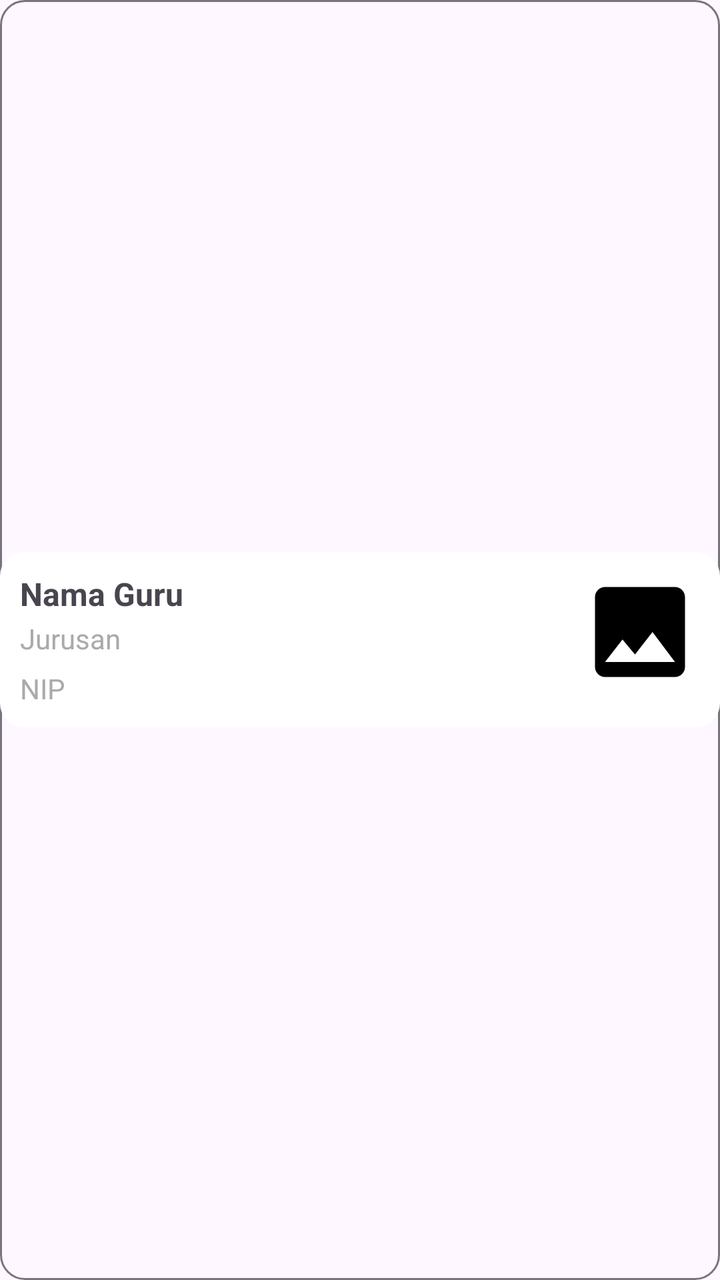
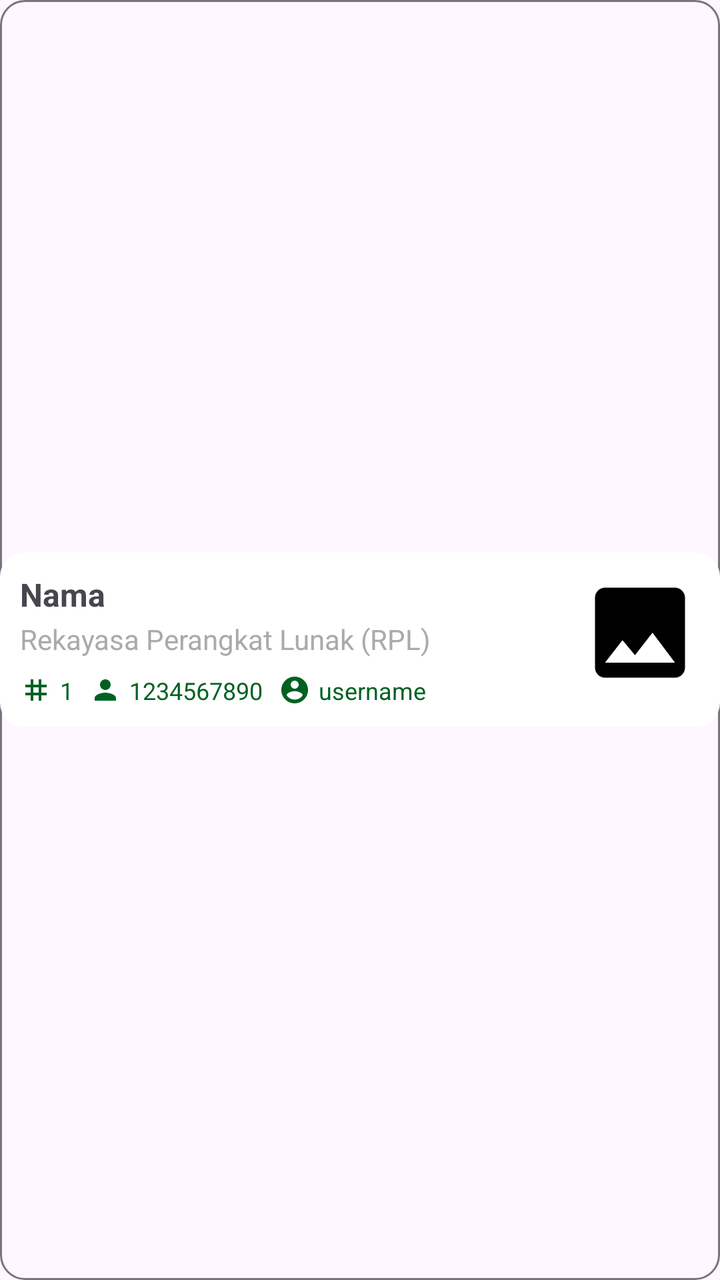

The first picture is an Android layout as it rendered before a commit; the second is the same layout after the commit. The layout source and the unified diff follow.
<!-- AndroidManifest.xml: application theme Theme.OrionAPP -->
<!-- res/layout/item_akun_guru.xml -->
<LinearLayout xmlns:android="http://schemas.android.com/apk/res/android"
    xmlns:tools="http://schemas.android.com/tools"
    android:layout_width="match_parent"
    android:layout_height="wrap_content"
    android:layout_marginBottom="8dp"
    android:background="@drawable/rounded_outline_3"
    android:elevation="8dp"
    android:gravity="center_vertical"
    android:orientation="horizontal">

    <LinearLayout
        android:layout_width="match_parent"
        android:layout_height="wrap_content"
        android:background="@drawable/rounded_ripple"
        android:orientation="vertical"
        android:padding="10dp">

        <LinearLayout
            android:layout_width="match_parent"
            android:layout_height="wrap_content"
            android:layout_weight="1"
            android:orientation="horizontal">

            <LinearLayout
                android:layout_width="0dp"
                android:layout_height="wrap_content"
                android:layout_weight="1"
                android:orientation="vertical">

                <TextView
                    android:id="@+id/titleText"
                    android:layout_width="wrap_content"
                    android:layout_height="wrap_content"
                    android:text="Nama Guru"
                    android:textSize="16sp"
                    android:textStyle="bold" />

                <TextView
                    android:id="@+id/descText"
                    android:layout_width="wrap_content"
                    android:layout_height="wrap_content"
                    android:layout_marginTop="2dp"
                    android:text="Jurusan"
                    android:textColor="@android:color/darker_gray"
                    android:textSize="14sp" />

                <LinearLayout
                    android:layout_width="wrap_content"
                    android:layout_height="wrap_content"
                    android:layout_marginTop="4dp"
                    android:orientation="horizontal">

                    <TextView
                        android:id="@+id/indexText"
                        android:layout_width="wrap_content"
                        android:layout_height="wrap_content"
                        android:layout_marginTop="2dp"
                        android:text="NIP"
                        android:textColor="@android:color/darker_gray"
                        android:textSize="14sp" />



                </LinearLayout>
            </LinearLayout>

            <ImageView
                android:id="@+id/iconImage"
                android:layout_width="60dp"
                android:layout_height="60dp"
                android:layout_marginStart="10dp"
                android:src="@drawable/ic_image_24"
                tools:tint="@android:color/darker_gray" />

        </LinearLayout>

    </LinearLayout>
</LinearLayout>
<!-- resources referenced by this layout -->
<resources>
  <!-- drawable ic_image_24 (drawable) -->
  <vector xmlns:android="http://schemas.android.com/apk/res/android" android:height="24dp" android:tint="#000000" android:viewportHeight="24" android:viewportWidth="24" android:width="24dp">
        
      <path android:fillColor="@android:color/white" android:pathData="M21,19V5c0,-1.1 -0.9,-2 -2,-2H5c-1.1,0 -2,0.9 -2,2v14c0,1.1 0.9,2 2,2h14c1.1,0 2,-0.9 2,-2zM8.5,13.5l2.5,3.01L14.5,12l4.5,6H5l3.5,-4.5z"/>
      
  </vector>
  <!-- drawable rounded_outline_3 (drawable) -->
  <?xml version="1.0" encoding="utf-8"?>
  <shape xmlns:android="http://schemas.android.com/apk/res/android"
      android:shape="rectangle">
  
      
      <corners android:radius="12dp" />
  
      
      <stroke
          android:width="1dp"
          android:color="?attr/colorOutline" />
  
  
  </shape>
  <color name="primary">#006122</color>
  <color name="white">#ffffff</color>
  <color name="background">#f5f5f5</color>
  <color name="text">#1E1E1E</color>
  <style name="OrionButton" parent="Widget.Material3.Button">
          <item name="android:backgroundTint">@color/primary</item>
          <item name="android:textColor">@color/white</item>
          <item name="android:layout_marginHorizontal">4px</item>
          <item name="android:buttonCornerRadius" tools:targetApi="p">12dp</item>
      </style>
  <style name="OrionTextTitle" parent="Widget.Material3.TextInputLayout.OutlinedBox">
          <item name="boxStrokeColor">@color/primary</item>
          <item name="hintTextColor">@color/primary</item>
          <item name="boxBackgroundMode">outline</item>
      </style>
  <color name="highlight_primary">#C0006122</color>
  <color name="error">#D00000</color>
  <style name="SearchViewStyle.White" parent="Widget.AppCompat.SearchView">
          
          <item name="searchHintIcon">@drawable/ic_search_24</item>
          <item name="cursorColor">@color/white</item>
          <item name="submitBackground">@android:color/white</item>
          <item name="android:textColorHint">@color/white</item>
          <item name="android:textColor">@color/white</item>
          <item name="android:iconTint">@android:color/white</item>
          <item name="android:buttonTint">@android:color/white</item>
      </style>
  <!-- unchanged entries left out for length: 3 -->
</resources>

<!-- the commit's change to res/layout/item_akun_guru.xml (unified diff, before → after) -->
@@ -28,19 +28,19 @@
                 android:orientation="vertical">
 
                 <TextView
-                    android:id="@+id/titleText"
+                    android:id="@+id/namaText"
                     android:layout_width="wrap_content"
                     android:layout_height="wrap_content"
-                    android:text="Nama Guru"
+                    android:text="Nama"
                     android:textSize="16sp"
                     android:textStyle="bold" />
 
                 <TextView
-                    android:id="@+id/descText"
+                    android:id="@+id/jurusanText"
                     android:layout_width="wrap_content"
                     android:layout_height="wrap_content"
                     android:layout_marginTop="2dp"
-                    android:text="Jurusan"
+                    android:text="Rekayasa Perangkat Lunak (RPL)"
                     android:textColor="@android:color/darker_gray"
                     android:textSize="14sp" />
 
@@ -54,12 +54,39 @@
                         android:id="@+id/indexText"
                         android:layout_width="wrap_content"
                         android:layout_height="wrap_content"
-                        android:layout_marginTop="2dp"
-                        android:text="NIP"
-                        android:textColor="@android:color/darker_gray"
-                        android:textSize="14sp" />
+                        android:layout_marginTop="4dp"
+                        android:drawableStart="@drawable/ic_tag_16"
+                        android:drawablePadding="4dp"
+                        android:drawableTint="@color/primary"
+                        android:text="1"
+                        android:textColor="@color/primary"
+                        android:textSize="12sp" />
 
+                    <TextView
+                        android:id="@+id/nipText"
+                        android:layout_width="wrap_content"
+                        android:layout_height="wrap_content"
+                        android:layout_marginLeft="8dp"
+                        android:layout_marginTop="4dp"
+                        android:drawableStart="@drawable/ic_person_16"
+                        android:drawablePadding="4dp"
+                        android:drawableTint="@color/primary"
+                        android:text="1234567890"
+                        android:textColor="@color/primary"
+                        android:textSize="12sp" />
 
+                    <TextView
+                        android:id="@+id/usernameText"
+                        android:layout_width="wrap_content"
+                        android:layout_height="wrap_content"
+                        android:layout_marginLeft="8dp"
+                        android:layout_marginTop="4dp"
+                        android:drawableStart="@drawable/ic_account_circle_16"
+                        android:drawablePadding="4dp"
+                        android:drawableTint="@color/primary"
+                        android:text="username"
+                        android:textColor="@color/primary"
+                        android:textSize="12sp" />
 
                 </LinearLayout>
             </LinearLayout>
<!-- resource entries referenced after the edit -->
@@ -4,6 +4,18 @@
   <vector xmlns:android="http://schemas.android.com/apk/res/android" android:height="24dp" android:tint="#000000" android:viewportHeight="24" android:viewportWidth="24" android:width="24dp">
         
       <path android:fillColor="@android:color/white" android:pathData="M21,19V5c0,-1.1 -0.9,-2 -2,-2H5c-1.1,0 -2,0.9 -2,2v14c0,1.1 0.9,2 2,2h14c1.1,0 2,-0.9 2,-2zM8.5,13.5l2.5,3.01L14.5,12l4.5,6H5l3.5,-4.5z"/>
+      
+  </vector>
+  <!-- drawable ic_person_16 (drawable) -->
+  <vector xmlns:android="http://schemas.android.com/apk/res/android" android:height="16dp" android:tint="#000000" android:viewportHeight="24" android:viewportWidth="24" android:width="16dp">
+        
+      <path android:fillColor="@android:color/white" android:pathData="M12,12c2.21,0 4,-1.79 4,-4s-1.79,-4 -4,-4 -4,1.79 -4,4 1.79,4 4,4zM12,14c-2.67,0 -8,1.34 -8,4v2h16v-2c0,-2.66 -5.33,-4 -8,-4z"/>
+      
+  </vector>
+  <!-- drawable ic_tag_16 (drawable) -->
+  <vector xmlns:android="http://schemas.android.com/apk/res/android" android:height="16dp" android:tint="#000000" android:viewportHeight="24" android:viewportWidth="24" android:width="16dp">
+        
+      <path android:fillColor="@android:color/white" android:pathData="M20,10L20,8h-4L16,4h-2v4h-4L10,4L8,4v4L4,8v2h4v4L4,14v2h4v4h2v-4h4v4h2v-4h4v-2h-4v-4h4zM14,14h-4v-4h4v4z"/>
       
   </vector>
   <!-- drawable rounded_outline_3 (drawable) -->
@@ -22,6 +34,12 @@
   
   </shape>
   <color name="primary">#006122</color>
+  <!-- drawable ic_account_circle_16 (drawable) -->
+  <vector xmlns:android="http://schemas.android.com/apk/res/android" android:height="16dp" android:tint="#000000" android:viewportHeight="24" android:viewportWidth="24" android:width="16dp">
+        
+      <path android:fillColor="@android:color/white" android:pathData="M12,2C6.48,2 2,6.48 2,12s4.48,10 10,10 10,-4.48 10,-10S17.52,2 12,2zM12,5c1.66,0 3,1.34 3,3s-1.34,3 -3,3 -3,-1.34 -3,-3 1.34,-3 3,-3zM12,19.2c-2.5,0 -4.71,-1.28 -6,-3.22 0.03,-1.99 4,-3.08 6,-3.08 1.99,0 5.97,1.09 6,3.08 -1.29,1.94 -3.5,3.22 -6,3.22z"/>
+      
+  </vector>
   <color name="white">#ffffff</color>
   <color name="background">#f5f5f5</color>
   <color name="text">#1E1E1E</color>
